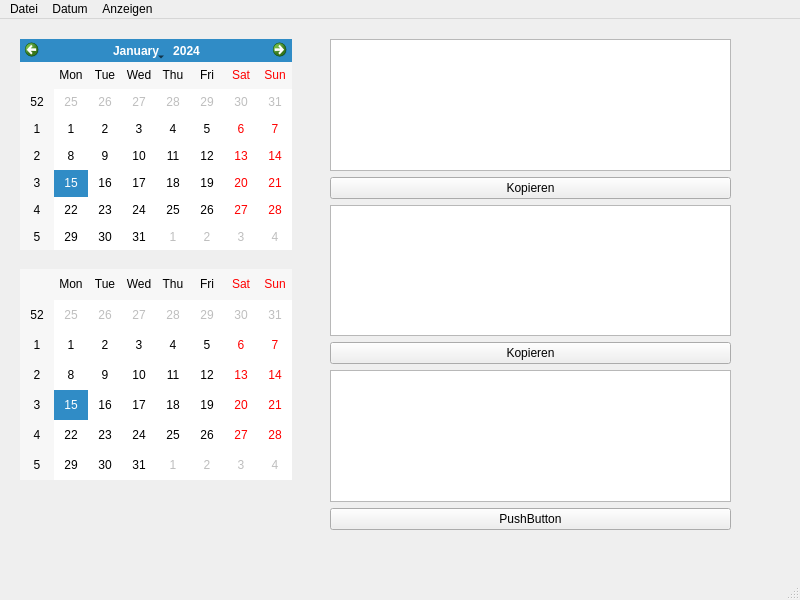
Qt form mainwindow.ui (Durus-R/LosungenQt) before a commit.
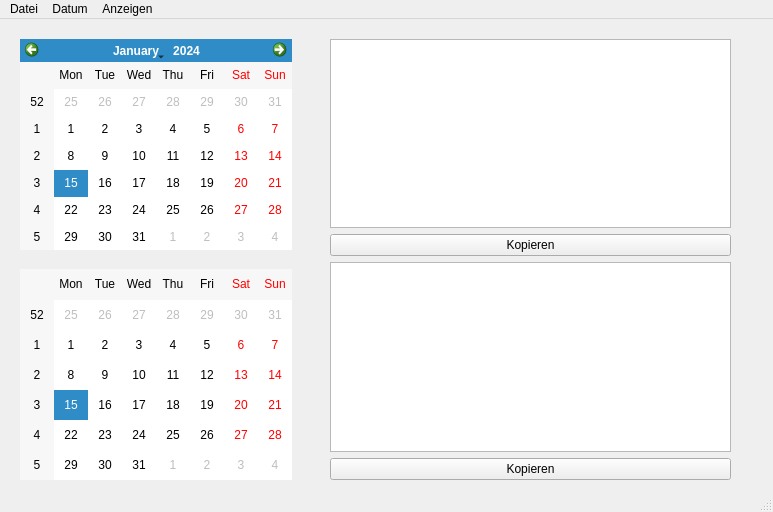
The same form after that commit.

```diff
--- a/mainwindow.ui
+++ b/mainwindow.ui
@@ -6,8 +6,8 @@
    <rect>
     <x>0</x>
     <y>0</y>
-    <width>800</width>
-    <height>600</height>
+    <width>773</width>
+    <height>512</height>
    </rect>
   </property>
   <property name="windowTitle">
@@ -30,12 +30,12 @@
       <x>330</x>
       <y>20</y>
       <width>401</width>
-      <height>491</height>
+      <height>441</height>
      </rect>
     </property>
     <layout class="QVBoxLayout" name="verticalLayout">
      <item>
-      <widget class="QTextBrowser" name="txtLehrvers"/>
+      <widget class="QTextBrowser" name="txtLosungsvers"/>
      </item>
      <item>
       <widget class="QPushButton" name="btnCopyLosungsvers">
@@ -45,7 +45,7 @@
       </widget>
      </item>
      <item>
-      <widget class="QTextBrowser" name="textBrowser_2"/>
+      <widget class="QTextBrowser" name="txtLehrvers"/>
      </item>
      <item>
       <widget class="QPushButton" name="btnCopyLehrvers">
@@ -54,16 +54,6 @@
        </property>
       </widget>
      </item>
-     <item>
-      <widget class="QTextBrowser" name="txtSonntag"/>
-     </item>
-     <item>
-      <widget class="QPushButton" name="btnCopySonntag">
-       <property name="text">
-        <string>PushButton</string>
-       </property>
-      </widget>
-     </item>
     </layout>
    </widget>
    <widget class="QCalendarWidget" name="calNextMonth">
@@ -88,7 +78,7 @@
     <rect>
      <x>0</x>
      <y>0</y>
-     <width>800</width>
+     <width>773</width>
      <height>25</height>
     </rect>
    </property>
```
